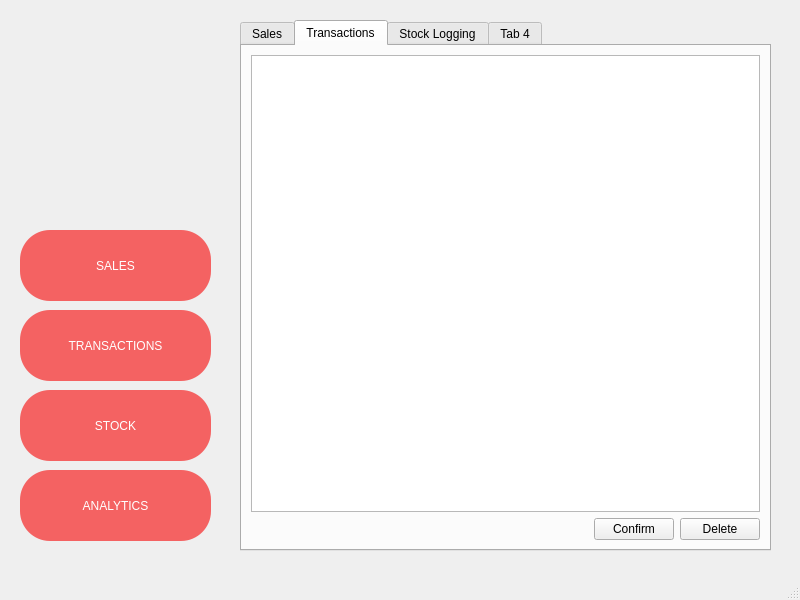
Above: SariSariSleuth/mainwindow.ui from ZachMatriano/CMSC-21-Finals before the change. Below: the same form after it.
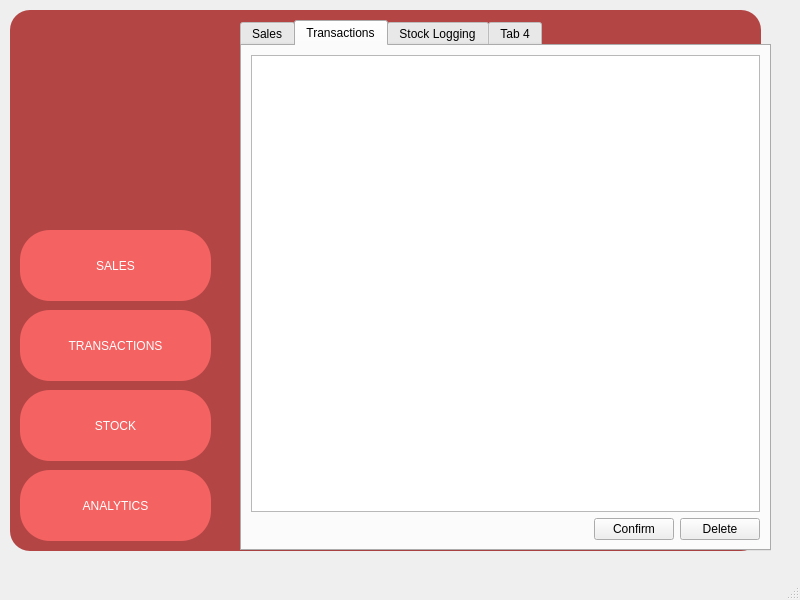
That is the form after the change. The open tabs and pages were chosen to show the change.

```diff
--- a/SariSariSleuth/mainwindow.ui
+++ b/SariSariSleuth/mainwindow.ui
@@ -322,6 +322,26 @@
      <string>ANALYTICS</string>
     </property>
    </widget>
+   <widget class="QWidget" name="widget" native="true">
+    <property name="geometry">
+     <rect>
+      <x>10</x>
+      <y>10</y>
+      <width>751</width>
+      <height>541</height>
+     </rect>
+    </property>
+    <property name="styleSheet">
+     <string notr="true">background-color: rgb(179, 69, 69);
+border-radius: 20px</string>
+    </property>
+   </widget>
+   <zorder>widget</zorder>
+   <zorder>tabWidget</zorder>
+   <zorder>pushSales</zorder>
+   <zorder>pushTransactions</zorder>
+   <zorder>pushStock</zorder>
+   <zorder>pushAnalytics</zorder>
   </widget>
   <widget class="QMenuBar" name="menubar">
    <property name="geometry">
```
Left out of the diff: 2 changed lines with no effect on the pictures.
